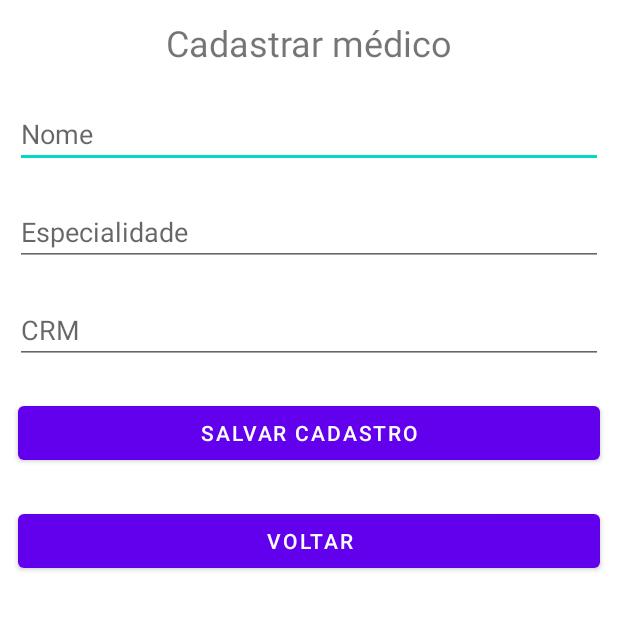
After one commit to lucasjdc/telemedicina-java-senac, an Android app: the RegisterNewDoctorActivity screen opened directly, with no data from a screen before it, on a phone screen of 412 x 824 dp, the top half of it. The commit adds this screen. Run offline under Robolectric (Android 15) with nearby library versions, the phone set to English and light mode, and no system bars.

Commit message:
Refatoração e melhorias no cadastro de médicos, incluindo ajustes nos DAOs e layouts

```diff
--- a/app/src/main/AndroidManifest.xml
+++ b/app/src/main/AndroidManifest.xml
@@ -42,6 +42,10 @@
             android:exported="true">
         </activity>
         <activity
+            android:name=".ui.activity.RegisterNewDoctorActivity"
+            android:exported="true">
+        </activity>
+        <activity
             android:name=".ui.activity.MainMenuActivity"
             android:exported="true">
         </activity>
--- /dev/null
+++ b/app/src/main/java/br/senac/telemedicina/dao/MedicoDao.java
@@ -0,0 +1,68 @@
+package br.senac.telemedicina.dao;
+
+import android.content.ContentValues;
+import android.content.Context;
+import android.database.Cursor;
+import android.database.sqlite.SQLiteDatabase;
+import java.util.ArrayList;
+import java.util.List;
+import br.senac.telemedicina.database.DBHelper;
+import br.senac.telemedicina.model.Medico;
+
+public class MedicoDao {
+    private SQLiteDatabase db;
+
+    public MedicoDao(Context context) {
+        DBHelper dbHelper = new DBHelper(context);
+        db = dbHelper.getWritableDatabase();
+    }
+
+    public long inserir(Medico medico) {
+        ContentValues values = new ContentValues();
+        values.put("nome", medico.getNome());
+        values.put("especialidade", medico.getEspecialidade());
+        values.put("crm", medico.getCrm());
+        return db.insert("Medico", null, values);
+    }
+
+    public List<Medico> listarTodos() {
+        List<Medico> medicos = new ArrayList<>();
+        Cursor cursor = db.query("Medico", null, null, null, null, null, "nome ASC");
+
+        while (cursor.moveToNext()) {
+            int id = cursor.getInt(cursor.getColumnIndexOrThrow("_id"));
+            String nome = cursor.getString(cursor.getColumnIndexOrThrow("nome"));
+            String especialidade = cursor.getString(cursor.getColumnIndexOrThrow("especialidade"));
+            String crm = cursor.getString(cursor.getColumnIndexOrThrow("crm"));
+            medicos.add(new Medico(id, nome, especialidade, crm));
+        }
+
+        cursor.close();
+        return medicos;
+    }
+
+    public Medico buscarPorId(int id) {
+        Cursor cursor = db.query("Medico", null, "_id=?", new String[]{String.valueOf(id)}, null, null, null);
+        if (cursor.moveToFirst()) {
+            String nome = cursor.getString(cursor.getColumnIndexOrThrow("nome"));
+            String especialidade = cursor.getString(cursor.getColumnIndexOrThrow("especialidade"));
+            String crm = cursor.getString(cursor.getColumnIndexOrThrow("crm"));
+            cursor.close();
+            return new Medico(id, nome, especialidade, crm);
+        }
+        cursor.close();
+        return null;
+    }
+
+    public int atualizar(Medico medico) {
+        ContentValues values = new ContentValues();
+        values.put("nome", medico.getNome());
+        values.put("especialidade", medico.getEspecialidade());
+        values.put("crm", medico.getCrm());
+        return db.update("Medico", values, "_id=?", new String[]{String.valueOf(medico.getId())});
+    }
+
+    public int excluir(int id) {
+        return db.delete("Medico", "_id=?", new String[]{String.valueOf(id)});
+    }
+}
--- /dev/null
+++ b/app/src/main/java/br/senac/telemedicina/ui/activity/RegisterNewDoctorActivity.java
@@ -0,0 +1,84 @@
+package br.senac.telemedicina.ui.activity;
+
+import android.os.Bundle;
+import android.widget.Button;
+import android.widget.EditText;
+import android.widget.Toast;
+import androidx.appcompat.app.AppCompatActivity;
+import androidx.recyclerview.widget.LinearLayoutManager;
+import androidx.recyclerview.widget.RecyclerView;
+import java.util.ArrayList;
+import java.util.List;
+import br.senac.telemedicina.R;
+import br.senac.telemedicina.dao.MedicoDao;
+import br.senac.telemedicina.model.Medico;
+import br.senac.telemedicina.ui.recyclerview.adapter.MedicoAdapter;
+
+public class RegisterNewDoctorActivity extends AppCompatActivity {
+
+    private MedicoAdapter medicoAdapter;
+    private MedicoDao medicoDao;
+    private EditText nomeEditText;
+    private EditText especialidadeEditText;
+    private EditText crmEditText;
+    private Button btnSave;
+    private Button btnBack;
+    private List<Medico> listaMedicos;
+
+    @Override
+    protected void onCreate(Bundle savedInstanceState) {
+        super.onCreate(savedInstanceState);
+        if (getSupportActionBar() != null) {
+            getSupportActionBar().hide();
+        }
+        setContentView(R.layout.activity_adddoctor);
+
+        // DAO
+        medicoDao = new MedicoDao(this);
+
+        // Inicializa lista e Adapter
+        listaMedicos = new ArrayList<>(medicoDao.listarTodos());
+        medicoAdapter = new MedicoAdapter(listaMedicos);
+
+        // UI
+        nomeEditText = findViewById(R.id.editText_nome_adddoctor);
+        especialidadeEditText = findViewById(R.id.editText_especialidade_adddoctor);
+        crmEditText = findViewById(R.id.editText_crm_adddoctor);
+        btnSave = findViewById(R.id.btn_save_adddoctor);
+        btnBack = findViewById(R.id.btn_back_adddoctor);
+
+        // RecyclerView
+        RecyclerView recyclerView = findViewById(R.id.recyclerView_medicos);
+        recyclerView.setLayoutManager(new LinearLayoutManager(this));
+        recyclerView.setAdapter(medicoAdapter);
+
+        // Botão Salvar
+        btnSave.setOnClickListener(v -> {
+            String nome = nomeEditText.getText().toString().trim();
+            String especialidade = especialidadeEditText.getText().toString().trim();
+            String crm = crmEditText.getText().toString().trim();
+
+            if (!nome.isEmpty() && !especialidade.isEmpty() && !crm.isEmpty()) {
+                Medico novoMedico = new Medico(0, nome, especialidade, crm);
+                medicoDao.inserir(novoMedico);
+
+                // Atualiza apenas a lista e notifica o adapter
+                listaMedicos.clear();
+                listaMedicos.addAll(medicoDao.listarTodos());
+                medicoAdapter.notifyDataSetChanged();
+
+                // Limpar campos
+                nomeEditText.setText("");
+                especialidadeEditText.setText("");
+                crmEditText.setText("");
+
+                Toast.makeText(this, "Médico salvo com sucesso!", Toast.LENGTH_SHORT).show();
+            } else {
+                Toast.makeText(this, "Preencha todos os campos!", Toast.LENGTH_SHORT).show();
+            }
+        });
+
+        // Botão Voltar
+        btnBack.setOnClickListener(v -> finish());
+    }
+}
--- /dev/null
+++ b/app/src/main/res/layout/activity_adddoctor.xml
@@ -0,0 +1,70 @@
+<?xml version="1.0" encoding="utf-8"?>
+<androidx.constraintlayout.widget.ConstraintLayout xmlns:android="http://schemas.android.com/apk/res/android"
+    android:layout_width="match_parent"
+    android:layout_height="match_parent">
+
+    <LinearLayout
+        android:layout_width="match_parent"
+        android:layout_height="match_parent"
+        android:orientation="vertical">
+
+        <TextView
+            android:id="@+id/textView4"
+            android:layout_width="match_parent"
+            android:layout_height="wrap_content"
+            android:layout_margin="12dp"
+            android:text="Cadastrar médico"
+            android:textAlignment="center"
+            android:textSize="24sp" />
+
+        <EditText
+            android:id="@+id/editText_nome_adddoctor"
+            android:layout_width="match_parent"
+            android:layout_height="wrap_content"
+            android:layout_margin="10dp"
+            android:ems="10"
+            android:hint="Nome"
+            android:inputType="text" />
+
+        <EditText
+            android:id="@+id/editText_especialidade_adddoctor"
+            android:layout_width="match_parent"
+            android:layout_height="wrap_content"
+            android:layout_margin="10dp"
+            android:ems="10"
+            android:hint="Especialidade"
+            android:inputType="text" />
+
+        <EditText
+            android:id="@+id/editText_crm_adddoctor"
+            android:layout_width="match_parent"
+            android:layout_height="wrap_content"
+            android:layout_margin="10dp"
+            android:ems="10"
+            android:hint="CRM"
+            android:inputType="text" />
+
+        <Button
+            android:id="@+id/btn_save_adddoctor"
+            android:layout_width="match_parent"
+            android:layout_height="wrap_content"
+            android:layout_margin="12dp"
+            android:text="salvar cadastro" />
+
+        <Button
+            android:id="@+id/btn_back_adddoctor"
+            android:layout_width="match_parent"
+            android:layout_height="wrap_content"
+            android:layout_margin="12dp"
+            android:text="voltar" />
+
+        <!-- RecyclerView adicionado abaixo -->
+        <androidx.recyclerview.widget.RecyclerView
+            android:id="@+id/recyclerView_medicos"
+            android:layout_width="match_parent"
+            android:layout_height="0dp"
+            android:layout_margin="12dp"
+            android:layout_weight="1" />
+
+    </LinearLayout>
+</androidx.constraintlayout.widget.ConstraintLayout>
```
Also changed, not shown: app/src/main/java/br/senac/telemedicina/dao/ConsultaDao.java (added, +76 -0 lines), app/src/main/java/br/senac/telemedicina/ui/activity/MainMenuActivity.java (+7 -0 lines), app/src/main/java/br/senac/telemedicina/ui/recyclerview/adapter/MedicoAdapter.java (+30 -36 lines), app/src/main/res/layout/activity_mainmenu.xml (+14 -0 lines).
